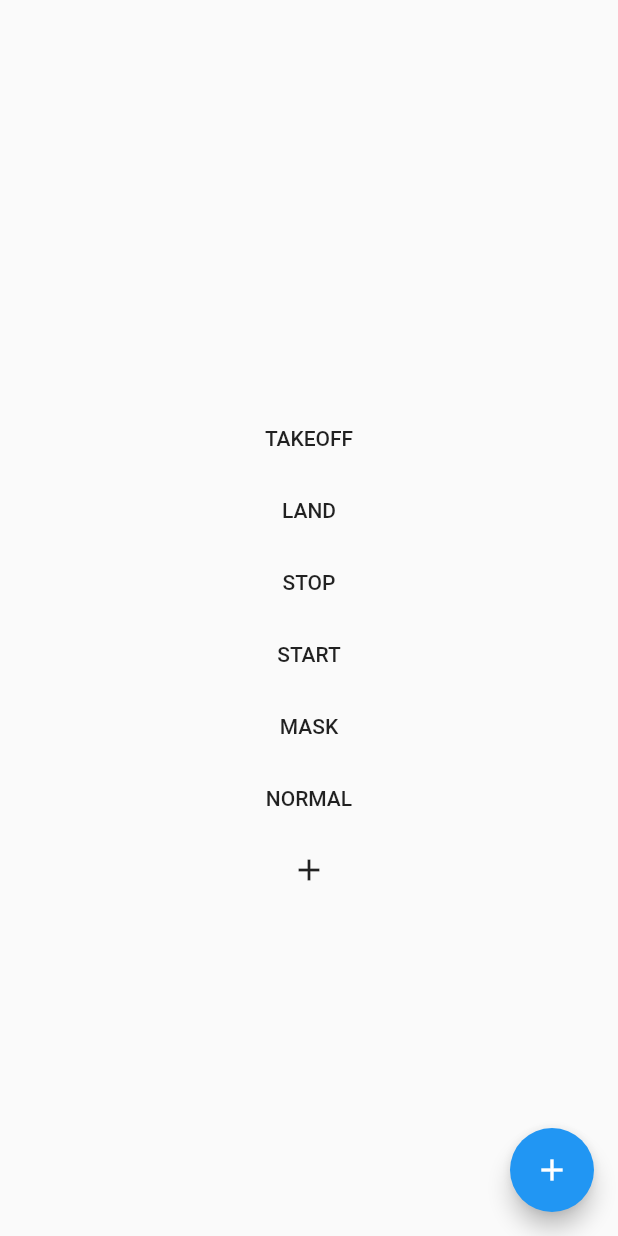
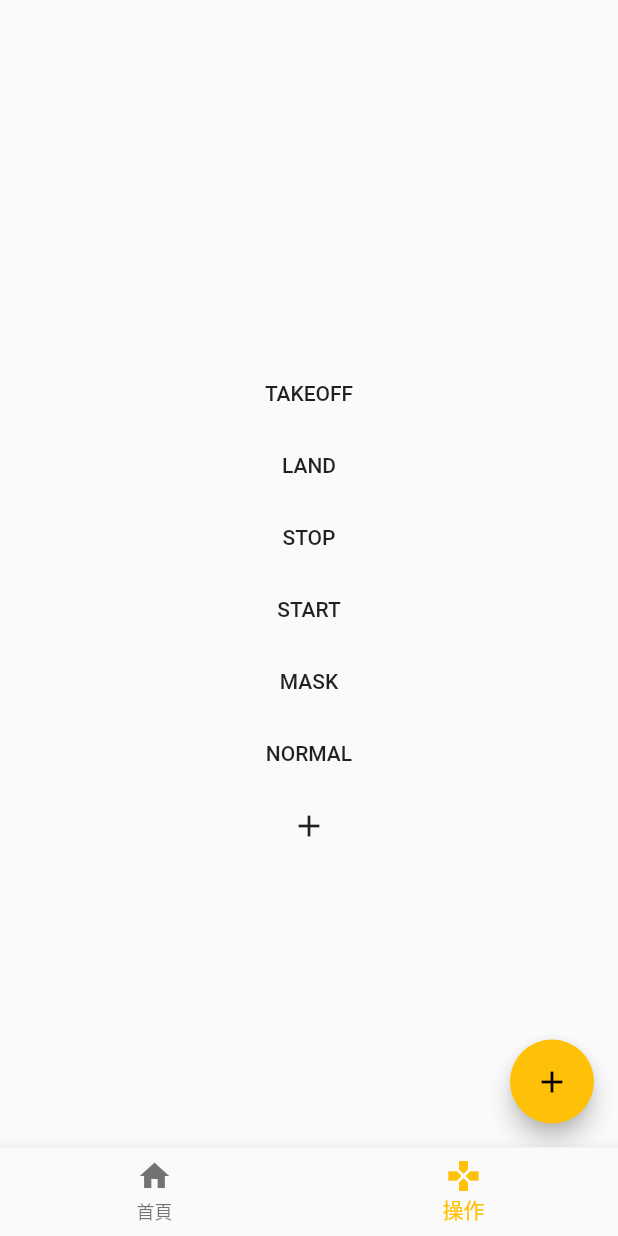
Before and after one commit to thootau99/lastview, a Flutter app: the screen it shows after launch, on a phone screen of 412 x 824 dp. Run offline on Flutter 3.47's test engine with Material 2 defaults, Android fonts, the phone set to English and light mode, and no system bars.

```diff
--- a/lib/main.dart
+++ b/lib/main.dart
@@ -1,8 +1,8 @@
 import 'package:flutter/material.dart';
 import 'package:http/http.dart' as http;
 import 'dart:convert';
-
-final String SERVER = 'https://powerful-bastion-90835.herokuapp.com/';
+import 'package:ntcutelloview/pages/action_page.dart';
+import 'package:ntcutelloview/pages/home_page.dart';
 
 void main() => runApp(MyApp());
 
@@ -12,133 +12,45 @@ class MyApp extends StatelessWidget {
     return MaterialApp(
       title: 'Hello Flutter',
       theme: ThemeData(
-        primarySwatch: Colors.blue,
+        primarySwatch: Colors.amber,
       ),
-      home: MyHomePage(title: 'Flutter Demo Home Page'),
+      home: Scaffold(
+        body: BottomNavigationController(),
+      ),
       debugShowCheckedModeBanner: false,
     );
   }
 }
 
-class MyHomePage extends StatefulWidget {
-  MyHomePage({Key key, this.title}) : super(key: key);
-
-  final String title;
-
+class BottomNavigationController extends StatefulWidget {
+  BottomNavigationController({Key key}) : super(key: key);
   @override
-  _MyHomePageState createState() => _MyHomePageState();
+  _BottomNavigationController createState() => _BottomNavigationController();
 }
 
-class _MyHomePageState extends State<MyHomePage> {
-  _fetchData() async {
-    setState(() {});
-    String result = '';
-    final response = await http.get(SERVER + "get_face");
-    if (response.statusCode == 200) {
-      try {
-        result = json.decode(response.body);
-      } catch (e) {
-        print(e);
-      }
-    }
-    var listOfResult = result.split("_");
-    facenameList.clear();
-    for (final e in listOfResult) {
-      addDynamic(e);
-    }
-  }
-
-  List<DynamicFaceNameWidget> facenameList = [];
-
-  addDynamic(String name) {
-    facenameList.add(new DynamicFaceNameWidget(name));
-    setState(() {});
-  }
+class _BottomNavigationController extends State<BottomNavigationController> {
+  int _currentIndex = 1;
+  final pages = [HomePage(), ActionPage()];
 
   @override
   Widget build(BuildContext context) {
     return Scaffold(
-      body: Container(
-        child: Column(
-          children: <Widget>[
-            new Flexible(
-              child: new ListView.builder(
-                  scrollDirection: Axis.vertical,
-                  itemCount: facenameList.length,
-                  itemBuilder: (_, index) => facenameList[index]),
-            ),
-            new Flexible(
-              flex: 1,
-              child: FlatButton(
-                onPressed: () {
-                  var url = SERVER + "new_data?ins=takeoff";
-                  http.get(url);
-                },
-                child: Text("TAKEOFF"),
-              ),
-            ),
-            FlatButton(
-              onPressed: () {
-                var url = SERVER + "new_data?ins=land";
-                http.get(url);
-              },
-              child: Text("LAND"),
-            ),
-            FlatButton(
-              onPressed: () {
-                var url = SERVER + "stopwork";
-                http.get(url);
-              },
-              child: Text("STOP"),
-            ),
-            FlatButton(
-              onPressed: () {
-                var url = SERVER + "startwork";
-                http.get(url);
-              },
-              child: Text("START"),
-            ),
-            FlatButton(
-              onPressed: () {
-                String setname = SERVER + "mask";
-                http.get(setname);
-              },
-              child: Text("MASK"),
-            ),
-            FlatButton(
-              onPressed: () {
-                String setname = SERVER + "normal";
-                http.get(setname);
-              },
-              child: Text("NORMAL"),
-            ),
-            FlatButton(
-              onPressed: _fetchData,
-              child: new Icon(Icons.add),
-            ),
-          ],
-        ),
+      body: pages[_currentIndex],
+      bottomNavigationBar: BottomNavigationBar(
+        items: <BottomNavigationBarItem>[
+          BottomNavigationBarItem(icon: Icon(Icons.home), title: Text('首頁')),
+          BottomNavigationBarItem(icon: Icon(Icons.gamepad), title: Text('操作')),
+        ],
+        currentIndex: _currentIndex, //目前選擇頁索引值
+        fixedColor: Colors.amber, //選擇頁顏色
+        onTap: _onItemClick, //BottomNavigationBar 按下處理事件
       ),
-      floatingActionButton:
-          new FloatingActionButton(onPressed: null, child: new Icon(Icons.add)),
     );
   }
-}
 
-class DynamicFaceNameWidget extends StatelessWidget {
-  String name = '';
-  DynamicFaceNameWidget(String s) {
-    this.name = s;
-  }
-  @override
-  Widget build(BuildContext context) {
-    return Container(
-      child: new FlatButton(
-          onPressed: () {
-            String setname = SERVER + "set_face_from_app?facename=" + name;
-            http.get(setname);
-          },
-          child: Text("$name")),
-    );
+  void _onItemClick(int index) {
+    setState(() {
+      _currentIndex = index;
+    });
   }
 }
--- /dev/null
+++ b/lib/pages/action_page.dart
@@ -0,0 +1,137 @@
+import 'package:flutter/material.dart';
+import 'package:http/http.dart' as http;
+import 'dart:convert';
+
+final String SERVER = 'https://powerful-bastion-90835.herokuapp.com/';
+
+class ActionPage extends StatelessWidget {
+  @override
+  Widget build(BuildContext context) {
+    return Center(
+      child: MyHomePage(title: 'Flutter Demo Home Page'),
+    );
+  }
+}
+
+class MyHomePage extends StatefulWidget {
+  MyHomePage({Key key, this.title}) : super(key: key);
+
+  final String title;
+
+  @override
+  _MyHomePageState createState() => _MyHomePageState();
+}
+
+class _MyHomePageState extends State<MyHomePage> {
+  _fetchData() async {
+    setState(() {});
+    String result = '';
+    final response = await http.get(SERVER + "get_face");
+    if (response.statusCode == 200) {
+      try {
+        result = json.decode(response.body);
+      } catch (e) {
+        print(e);
+      }
+    }
+    var listOfResult = result.split("_");
+    facenameList.clear();
+    for (final e in listOfResult) {
+      addDynamic(e);
+    }
+  }
+
+  List<DynamicFaceNameWidget> facenameList = [];
+
+  addDynamic(String name) {
+    facenameList.add(new DynamicFaceNameWidget(name));
+    setState(() {});
+  }
+
+  @override
+  Widget build(BuildContext context) {
+    return Scaffold(
+      body: Container(
+        child: Column(
+          children: <Widget>[
+            new Flexible(
+              child: new ListView.builder(
+                  scrollDirection: Axis.vertical,
+                  itemCount: facenameList.length,
+                  itemBuilder: (_, index) => facenameList[index]),
+            ),
+            new Flexible(
+              flex: 1,
+              child: FlatButton(
+                onPressed: () {
+                  var url = SERVER + "new_data?ins=takeoff";
+                  http.get(url);
+                },
+                child: Text("TAKEOFF"),
+              ),
+            ),
+            FlatButton(
+              onPressed: () {
+                var url = SERVER + "new_data?ins=land";
+                http.get(url);
+              },
+              child: Text("LAND"),
+            ),
+            FlatButton(
+              onPressed: () {
+                var url = SERVER + "stopwork";
+                http.get(url);
+              },
+              child: Text("STOP"),
+            ),
+            FlatButton(
+              onPressed: () {
+                var url = SERVER + "startwork";
+                http.get(url);
+              },
+              child: Text("START"),
+            ),
+            FlatButton(
+              onPressed: () {
+                String setname = SERVER + "mask";
+                http.get(setname);
+              },
+              child: Text("MASK"),
+            ),
+            FlatButton(
+              onPressed: () {
+                String setname = SERVER + "normal";
+                http.get(setname);
+              },
+              child: Text("NORMAL"),
+            ),
+            FlatButton(
+              onPressed: _fetchData,
+              child: new Icon(Icons.add),
+            ),
+          ],
+        ),
+      ),
+      floatingActionButton:
+          new FloatingActionButton(onPressed: null, child: new Icon(Icons.add)),
+    );
+  }
+}
+
+class DynamicFaceNameWidget extends StatelessWidget {
+  String name = '';
+  DynamicFaceNameWidget(String s) {
+    this.name = s;
+  }
+  @override
+  Widget build(BuildContext context) {
+    return Container(
+      child: new FlatButton(
+          onPressed: () {
+            String setname = SERVER + "set_face_from_app?facename=" + name;
+            http.get(setname);
+          },
+          child: Text("$name")),
+    );
+  }
+}
```
Also changed, not shown: lib/pages/home_page.dart (added, +109 -0 lines), 2 other files.
